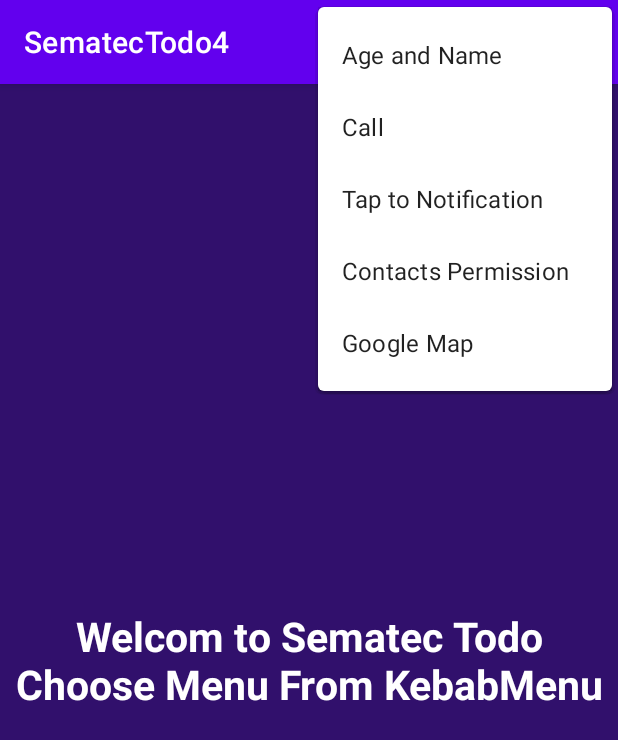
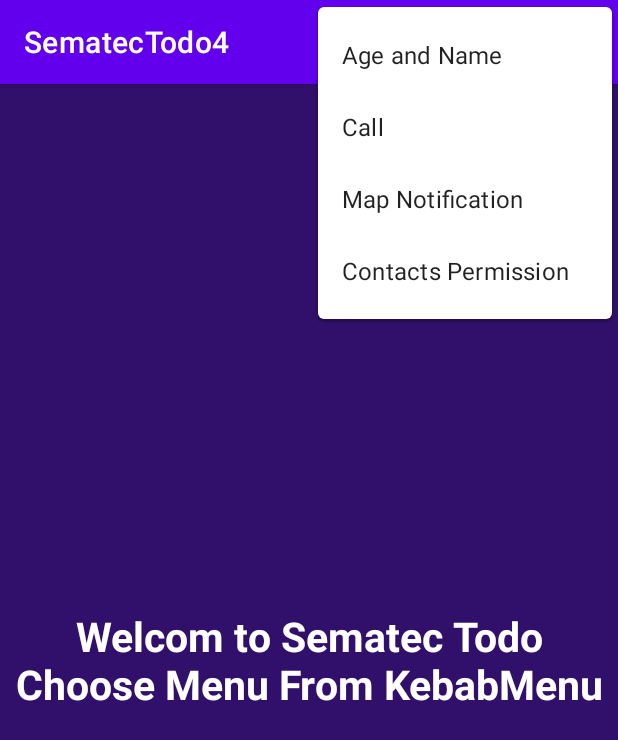
Before and after one commit to kouroshtajik/SematecTodo4, an Android app: the screen it shows after launch (KebabMenuActivity), with the options menu open, on a phone screen of 412 x 824 dp. Shown: the top 740 px of the screen. Run offline under Robolectric (Android 15) with nearby library versions, the phone set to English and light mode, and no system bars.

Commit message:
completed kebab menu

```diff
--- a/app/src/main/java/com/example/sematectodo4/KebabMenuActivity.java
+++ b/app/src/main/java/com/example/sematectodo4/KebabMenuActivity.java
@@ -49,7 +49,7 @@ public class KebabMenuActivity extends AppCompatActivity {
                 startActivityForResult(intent2, 257);
                 break;
             case R.id.thirdItem:
-                showNotification("ATTENTION", "A vey Important Message");
+                showNotification("توجه", "برای ورود به نقشه گوگل ضربه بزنید");
                 break;
             case R.id.forthItem:
                 if (ContextCompat.checkSelfPermission(KebabMenuActivity.this, Manifest.permission.READ_CONTACTS) != PackageManager.PERMISSION_GRANTED) {
--- a/app/src/main/res/menu/main_menu.xml
+++ b/app/src/main/res/menu/main_menu.xml
@@ -9,11 +9,9 @@
         android:title="Call"/>
     <item
         android:id="@+id/thirdItem"
-        android:title="Tap to Notification"/>
+        android:title="Map Notification"/>
     <item
         android:id="@+id/forthItem"
         android:title="Contacts Permission"/>
-    <item
-        android:id="@+id/fifthitem"
-        android:title="Google Map"/>
+
 </menu>
```
